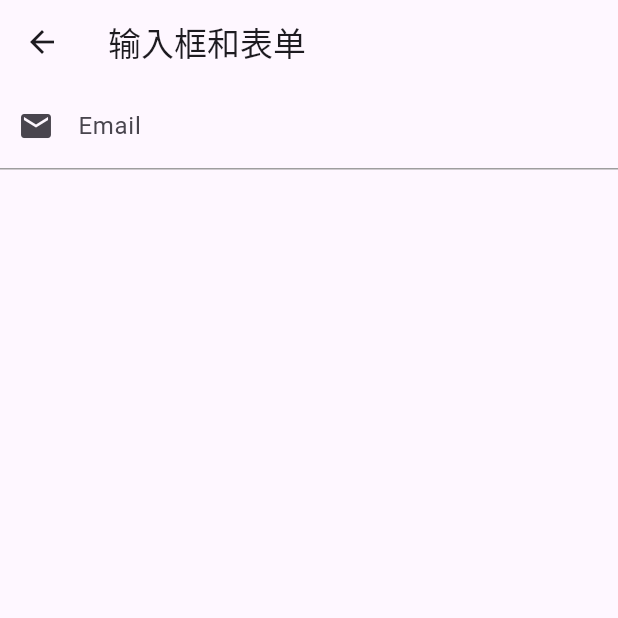
After one commit to IBraveBegins/brave_baseui, a Flutter app: the BaseTextField screen opened by its route, on a phone screen of 412 x 824 dp, the top half of it. The commit adds this screen. Run offline on Flutter 3.47's test engine with Material 3 defaults, Android fonts, the phone set to English and light mode, and no system bars; our stand-ins replace get.

Commit message:
TextField

```diff
--- /dev/null
+++ b/lib/base_widget/base_textfield.dart
@@ -0,0 +1,201 @@
+import 'package:flutter/material.dart';
+
+class BaseTextField extends StatefulWidget {
+  const BaseTextField({super.key});
+
+  @override
+  State<BaseTextField> createState() => _BaseTextFieldState();
+}
+
+class _BaseTextFieldState extends State<BaseTextField> {
+  final TextEditingController _nameController = TextEditingController();
+  final TextEditingController _selectionController = TextEditingController();
+  FocusNode focusNode1 = FocusNode();
+  FocusNode focusNode2 = FocusNode();
+  FocusScopeNode? focusScopeNode;
+
+  FocusNode focusNode3 = FocusNode();
+
+  get _passwordContent => Column(
+        children: [
+          TextField(
+            autofocus: true,
+            controller: _nameController,
+            onChanged: (text) {
+              print('onChanged $text');
+            },
+            decoration: const InputDecoration(
+              labelText: "用户名",
+              hintText: "请输入用户名或邮箱",
+              prefixIcon: Icon(Icons.person),
+            ),
+          ),
+          const TextField(
+            decoration: InputDecoration(
+              labelText: "密码",
+              hintText: "请输入密码",
+              prefixIcon: Icon(Icons.lock),
+            ),
+            obscureText: true,
+          ),
+        ],
+      );
+
+  get _selectionContent => TextField(
+        controller: _selectionController,
+      );
+
+  @override
+  void initState() {
+    super.initState();
+    _nameController.addListener(() {
+      print(_nameController.text);
+    });
+    _selectionController.text = "hello world!";
+    focusNode1.addListener(() {
+      print("focusNode1 ${focusNode1.hasFocus}");
+    });
+    focusNode2.addListener(() {
+      print("focusNode2 ${focusNode2.hasFocus}");
+    });
+    focusNode3.addListener(() {
+      // hasFocus = focusNode3.hasFocus;
+      setState(() {});
+    });
+  }
+
+  bool hasFocus = false;
+
+  @override
+  Widget build(BuildContext context) {
+    return Scaffold(
+      appBar: AppBar(
+        title: const Text('输入框和表单'),
+      ),
+      body: Column(
+        children: [
+          // _partOne(),
+          // _partFocus(),
+          _partCustom(),
+        ],
+      ),
+    );
+  }
+
+  Widget _partOne() {
+    return Column(
+      children: [
+        _passwordContent,
+        const SizedBox(height: 6),
+        _selectionContent,
+        ElevatedButton(
+          onPressed: () {
+            _selectionController.selection = TextSelection(
+              baseOffset: 0,
+              extentOffset: _selectionController.text.length,
+            );
+          },
+          child: const Text("全选"),
+        ),
+        const SizedBox(height: 6),
+      ],
+    );
+  }
+
+  Widget _partFocus() {
+    return Column(
+      children: [
+        TextField(
+          autofocus: true,
+          focusNode: focusNode1,
+          decoration: const InputDecoration(
+            labelText: "input1",
+          ),
+        ),
+        TextField(
+          focusNode: focusNode2,
+          decoration: const InputDecoration(
+            labelText: "input2",
+          ),
+        ),
+        ElevatedButton(
+            onPressed: () {
+              focusScopeNode ??= FocusScope.of(context);
+              focusScopeNode?.requestFocus(focusNode2);
+            },
+            child: const Text("移动焦点")),
+        ElevatedButton(
+            onPressed: () {
+              focusNode1.unfocus();
+              focusNode2.unfocus();
+            },
+            child: const Text("隐藏键盘")),
+      ],
+    );
+  }
+
+  Widget _partCustom() {
+    // return const Column(
+    //   children: [
+    //     TextField(
+    //       decoration: InputDecoration(
+    //           labelText: "请输入用户名",
+    //           enabledBorder: UnderlineInputBorder(
+    //             borderSide: BorderSide(color: Colors.green),
+    //           ),
+    //           focusedBorder: UnderlineInputBorder(
+    //             borderSide: BorderSide(color: Colors.blue),
+    //           )),
+    //     ),
+    //   ],
+    // );
+    // return Theme(
+    //     data: Theme.of(context).copyWith(
+    //         hintColor: Colors.deepOrange,
+    //         inputDecorationTheme: const InputDecorationTheme(
+    //             labelStyle: TextStyle(color: Colors.blue),
+    //             hintStyle: TextStyle(color: Colors.grey, fontSize: 12))),
+    //     child: const Column(
+    //       children: [
+    //         TextField(
+    //           decoration: InputDecoration(
+    //             labelText: "用户名",
+    //             hintText: "请输入用户名",
+    //             prefixIcon: Icon(Icons.person),
+    //           ),
+    //         ),
+    //         TextField(
+    //           decoration: InputDecoration(
+    //             labelText: "密码",
+    //             hintText: "请输入密码",
+    //             hintStyle: TextStyle(color: Colors.green, fontSize: 14),
+    //             prefixIcon: Icon(Icons.person),
+    //           ),
+    //           obscureText: true,
+    //         ),
+    //       ],
+    //     ));
+    return Container(
+      // decoration: focusNode3.hasFocus
+      //     ? const BoxDecoration(
+      //         border: Border(bottom: BorderSide(color: Colors.blue, width: 1)))
+      //     : const BoxDecoration(
+      //         border: Border(bottom: BorderSide(color: Colors.grey, width: 1))),
+      decoration: BoxDecoration(
+          border: Border(
+              bottom: BorderSide(
+                  color: focusNode3.hasFocus ? Colors.blue : Colors.grey,
+                  width: 1))),
+      child: TextField(
+        focusNode: focusNode3,
+        keyboardType: TextInputType.emailAddress,
+        decoration: const InputDecoration(
+          labelText: "Email",
+          hintText: "电子邮件地址",
+          prefixIcon: Icon(Icons.email),
+          border: InputBorder.none,
+        ),
+      ),
+    );
+  }
+}
--- a/lib/main.dart
+++ b/lib/main.dart
@@ -69,6 +69,11 @@ class _HomePageState extends State<HomePage> {
                   Get.toNamed(RoutePath.switchCheckbox);
                 },
                 child: const Text('Switch&Checkbox')),
+            ElevatedButton(
+                onPressed: () {
+                  Get.toNamed(RoutePath.textField);
+                },
+                child: const Text('TextField')),
           ],
         ),
       ),
--- a/lib/routes/route_pages.dart
+++ b/lib/routes/route_pages.dart
@@ -3,6 +3,7 @@ import 'package:brave_baseui/base_widget/base_image_icon.dart';
 import 'package:brave_baseui/base_widget/base_switch_checkbox/base_switch_checkbox_binding.dart';
 import 'package:brave_baseui/base_widget/base_switch_checkbox/base_switch_checkbox_view.dart';
 import 'package:brave_baseui/base_widget/base_text.dart';
+import 'package:brave_baseui/base_widget/base_textfield.dart';
 import 'package:brave_baseui/routes/route_path.dart';
 import 'package:get/get.dart';
 
@@ -31,5 +32,9 @@ class RoutePages {
       page: () => BaseSwitchCheckboxPage(),
       binding: BaseSwitchCheckboxBinding(),
     ),
+    GetPage(
+      name: RoutePath.textField,
+      page: () => const BaseTextField(),
+    ),
   ];
 }
--- a/lib/routes/route_path.dart
+++ b/lib/routes/route_path.dart
@@ -9,4 +9,6 @@ class RoutePath {
   static const String imageIcon = "/imageIcon";
 
   static const String switchCheckbox = "/switchCheckbox";
+
+  static const String textField = "/textField";
 }
```
